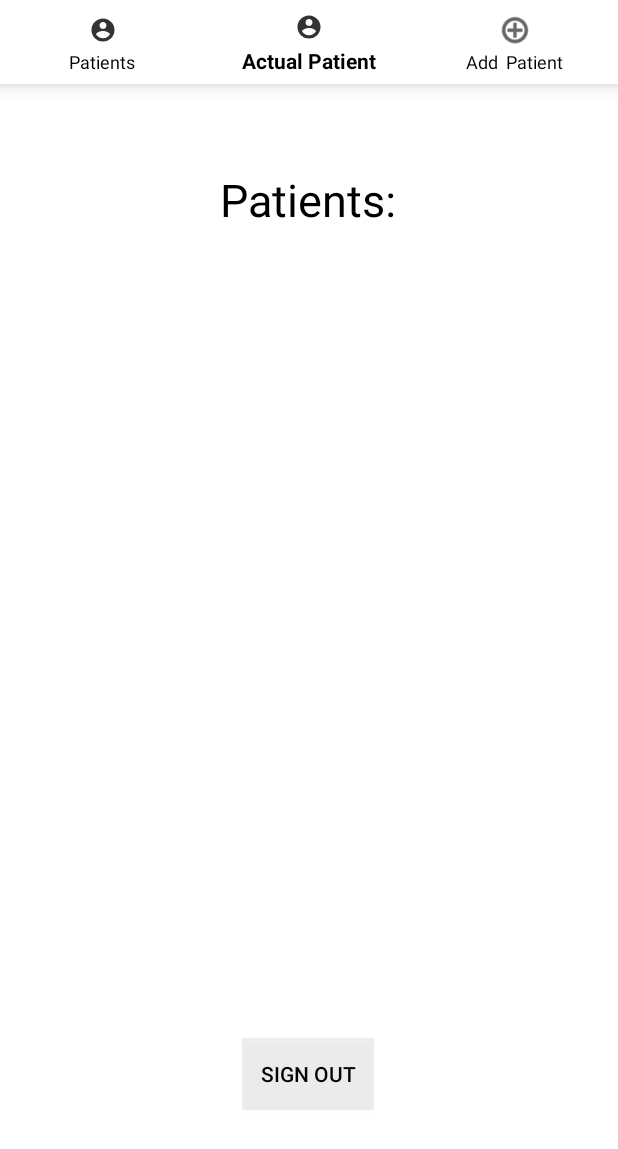
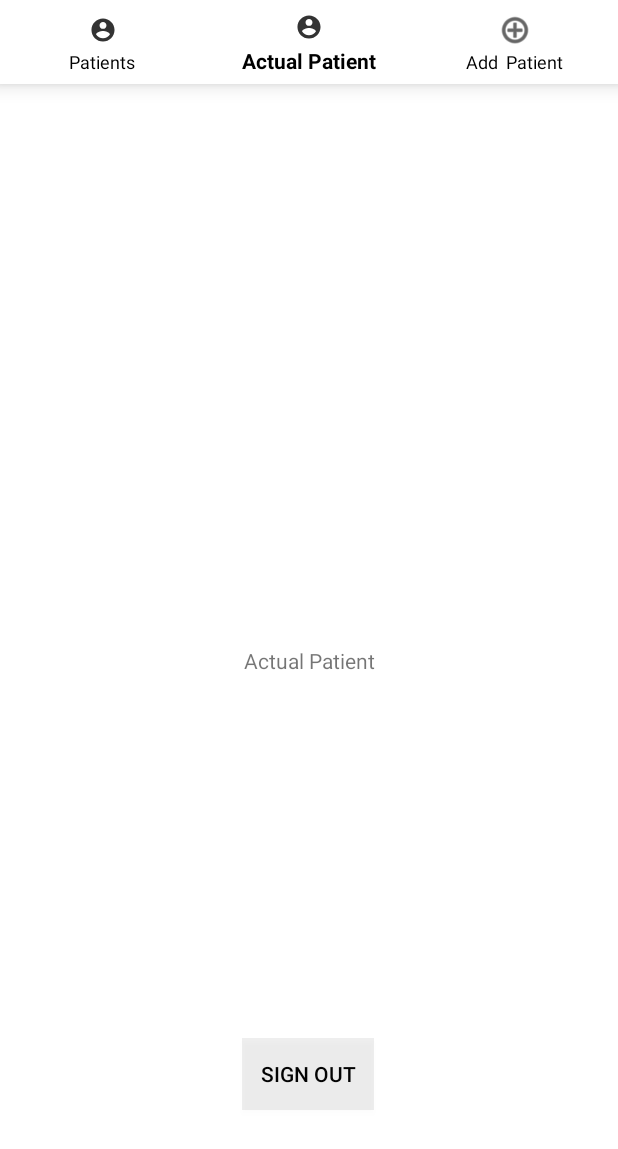
Before and after one commit to btorres136/Obstetric_Hemorrhage, an Android app: the screen it shows after launch once a user with an empty profile is signed in (MainActivity), item 2 of the bottom bar chosen, on a phone screen of 412 x 824 dp. Shown: the top 1149 px of the screen. Run offline under Robolectric (Android 15) with nearby library versions, the phone set to English and light mode, and no system bars; our stand-ins replace Firebase (no records; nobody signed in at launch, a user with empty details on screens opened directly).

Commit message:
Fragments Added

```diff
--- a/app/build.gradle
+++ b/app/build.gradle
@@ -26,6 +26,7 @@
     implementation 'androidx.constraintlayout:constraintlayout:1.1.3'
     implementation 'com.google.firebase:firebase-auth:16.0.5'
     implementation 'com.google.firebase:firebase-database:16.0.4'
+    implementation 'androidx.legacy:legacy-support-v4:1.0.0'
     testImplementation 'junit:junit:4.12'
     androidTestImplementation 'androidx.test:runner:1.2.0'
     androidTestImplementation 'androidx.test.espresso:espresso-core:3.2.0'
--- /dev/null
+++ b/app/src/main/java/com/research/obstetric_hemorrhage/Actual_Patient.java
@@ -0,0 +1,20 @@
+package com.research.obstetric_hemorrhage;
+
+import android.os.Bundle;
+
+import androidx.fragment.app.Fragment;
+
+import android.view.LayoutInflater;
+import android.view.View;
+import android.view.ViewGroup;
+
+
+public class Actual_Patient extends Fragment {
+
+    @Override
+    public View onCreateView(LayoutInflater inflater, ViewGroup container,
+                             Bundle savedInstanceState) {
+        // Inflate the layout for this fragment
+        return inflater.inflate(R.layout.fragment_actual__patient, container, false);
+    }
+}
--- a/app/src/main/java/com/research/obstetric_hemorrhage/MainActivity.java
+++ b/app/src/main/java/com/research/obstetric_hemorrhage/MainActivity.java
@@ -1,17 +1,19 @@
 package com.research.obstetric_hemorrhage;
 
+import androidx.annotation.NonNull;
 import androidx.appcompat.app.AppCompatActivity;
+import androidx.fragment.app.Fragment;
 
 import android.content.Intent;
 import android.os.Bundle;
-import android.view.View;
-import android.widget.Button;
-import android.widget.Toast;
+import android.view.MenuItem;
 
+
+import com.google.android.material.bottomnavigation.BottomNavigationView;
 import com.google.firebase.auth.FirebaseAuth;
 import com.google.firebase.auth.FirebaseUser;
 
-public class MainActivity extends AppCompatActivity {
+public class MainActivity extends AppCompatActivity implements BottomNavigationView.OnNavigationItemSelectedListener {
     private FirebaseAuth mAuth;
     @Override
     protected void onCreate(Bundle savedInstanceState) {
@@ -28,6 +30,11 @@
                 updateUI(null);
             }
         });*/
+
+        BottomNavigationView Nav = (BottomNavigationView)findViewById(R.id.bottomNavigationView);
+        Nav.setOnNavigationItemSelectedListener(this);
+
+        loadFragment(new Patient_Fragment());
     }
 
     public void updateUI(FirebaseUser user){
@@ -42,4 +49,37 @@
     {
         moveTaskToBack(true);
     }
+
+    private boolean loadFragment(Fragment fragment)
+    {
+        if(fragment != null){
+
+            getSupportFragmentManager()
+                    .beginTransaction()
+                    .replace(R.id.FramePatients, fragment)
+                    .commit();
+
+            return true;
+        }
+        return false;
+    }
+    @Override
+    public boolean onNavigationItemSelected(@NonNull MenuItem menuItem) {
+
+        Fragment fragment = null;
+
+         switch (menuItem.getItemId()){
+             case R.id.Patients:
+                 fragment = new Patient_Fragment();
+                 break;
+             case R.id.APatient:
+                 fragment = new Actual_Patient();
+                 break;
+             case R.id.Add:
+                 fragment = new add_patient();
+                 break;
+         }
+
+        return loadFragment(fragment);
+    }
 }
--- /dev/null
+++ b/app/src/main/java/com/research/obstetric_hemorrhage/Patient_Fragment.java
@@ -0,0 +1,88 @@
+package com.research.obstetric_hemorrhage;
+
+import android.content.Context;
+import android.net.Uri;
+import android.os.Bundle;
+
+import androidx.fragment.app.Fragment;
+
+import android.view.LayoutInflater;
+import android.view.View;
+import android.view.ViewGroup;
+
+
+/**
+ * A simple {@link Fragment} subclass.
+ * Activities that contain this fragment must implement the
+ * {@link Patient_Fragment.OnFragmentInteractionListener} interface
+ * to handle interaction events.
+ * Use the {@link Patient_Fragment#newInstance} factory method to
+ * create an instance of this fragment.
+ */
+public class Patient_Fragment extends Fragment {
+
+
+    private OnFragmentInteractionListener mListener;
+
+    public Patient_Fragment() {
+        // Required empty public constructor
+    }
+
+    /**
+     * Use this factory method to create a new instance of
+     * this fragment using the provided parameters.
+     *
+     * @param param1 Parameter 1.
+     * @param param2 Parameter 2.
+     * @return A new instance of fragment Patient_Fragment.
+     */
+    // TODO: Rename and change types and number of parameters
+    public static Patient_Fragment newInstance(String param1, String param2) {
+        Patient_Fragment fragment = new Patient_Fragment();
+
+        return fragment;
+    }
+
+    @Override
+    public void onCreate(Bundle savedInstanceState) {
+        super.onCreate(savedInstanceState);
+
+    }
+
+    @Override
+    public View onCreateView(LayoutInflater inflater, ViewGroup container,
+                             Bundle savedInstanceState) {
+        // Inflate the layout for this fragment
+        return inflater.inflate(R.layout.fragment_patient_, container, false);
+    }
+
+    // TODO: Rename method, update argument and hook method into UI event
+    public void onButtonPressed(Uri uri) {
+    }
+
+    @Override
+    public void onAttach(Context context) {
+        super.onAttach(context);
+
+    }
+
+    @Override
+    public void onDetach() {
+        super.onDetach();
+    }
+
+    /**
+     * This interface must be implemented by activities that contain this
+     * fragment to allow an interaction in this fragment to be communicated
+     * to the activity and potentially other fragments contained in that
+     * activity.
+     * <p>
+     * See the Android Training lesson <a href=
+     * "http://developer.android.com/training/basics/fragments/communicating.html"
+     * >Communicating with Other Fragments</a> for more information.
+     */
+    public interface OnFragmentInteractionListener {
+        // TODO: Update argument type and name
+        void onFragmentInteraction(Uri uri);
+    }
+}
--- a/app/src/main/res/layout/activity_main.xml
+++ b/app/src/main/res/layout/activity_main.xml
@@ -6,6 +6,18 @@
     android:layout_height="match_parent"
     android:background="@color/colorPrimary"
     tools:context=".MainActivity">
+
+    <FrameLayout
+        android:id="@+id/FramePatients"
+        android:layout_width="0dp"
+        android:layout_height="0dp"
+        android:layout_marginTop="56dp"
+        app:layout_constraintBottom_toBottomOf="parent"
+        app:layout_constraintEnd_toEndOf="parent"
+        app:layout_constraintStart_toStartOf="parent"
+        app:layout_constraintTop_toTopOf="parent">
+
+    </FrameLayout>
 
     <com.google.android.material.bottomnavigation.BottomNavigationView
         android:id="@+id/bottomNavigationView"
@@ -35,21 +47,8 @@
         app:layout_constraintBottom_toBottomOf="parent"
         app:layout_constraintEnd_toEndOf="parent"
         app:layout_constraintHorizontal_bias="0.472"
-        app:layout_constraintStart_toStartOf="parent" />
-
-    <TextView
-        android:id="@+id/Patient_label"
-        android:layout_width="wrap_content"
-        android:layout_height="wrap_content"
-        android:layout_marginBottom="364dp"
-        android:text="Patients:"
-        android:textColor="#000000"
-        android:textSize="30dp"
-        app:layout_constraintBottom_toTopOf="@+id/button"
-        app:layout_constraintEnd_toEndOf="parent"
-        app:layout_constraintHorizontal_bias="0.498"
         app:layout_constraintStart_toStartOf="parent"
         app:layout_constraintTop_toBottomOf="@+id/bottomNavigationView"
-        app:layout_constraintVertical_bias="0.246" />
+        app:layout_constraintVertical_bias="1.0" />
 
 </androidx.constraintlayout.widget.ConstraintLayout>
--- /dev/null
+++ b/app/src/main/res/layout/fragment_actual__patient.xml
@@ -0,0 +1,18 @@
+<?xml version="1.0" encoding="utf-8"?>
+<androidx.constraintlayout.widget.ConstraintLayout xmlns:android="http://schemas.android.com/apk/res/android"
+    xmlns:app="http://schemas.android.com/apk/res-auto"
+    xmlns:tools="http://schemas.android.com/tools"
+    android:layout_width="match_parent"
+    android:layout_height="match_parent"
+    tools:context=".Actual_Patient">
+
+    <TextView
+        android:id="@+id/textView4"
+        android:layout_width="wrap_content"
+        android:layout_height="wrap_content"
+        android:text="Actual Patient"
+        app:layout_constraintBottom_toBottomOf="parent"
+        app:layout_constraintEnd_toEndOf="parent"
+        app:layout_constraintStart_toStartOf="parent"
+        app:layout_constraintTop_toTopOf="parent" />
+</androidx.constraintlayout.widget.ConstraintLayout>
--- a/app/src/main/res/values/strings.xml
+++ b/app/src/main/res/values/strings.xml
@@ -12,4 +12,7 @@
         <item>What was the make of your first car?</item>
         <item>What is your favorite color?</item>
     </string-array>
+
+    <!-- TODO: Remove or change this placeholder text -->
+    <string name="hello_blank_fragment">Hello blank fragment</string>
 </resources>
```
Also changed, not shown: app/src/main/java/com/research/obstetric_hemorrhage/add_patient.java (added, +21 -0 lines), app/src/main/res/layout/fragment_add_patient.xml (added, +18 -0 lines), app/src/main/res/layout/fragment_patient_.xml (added, +18 -0 lines).
